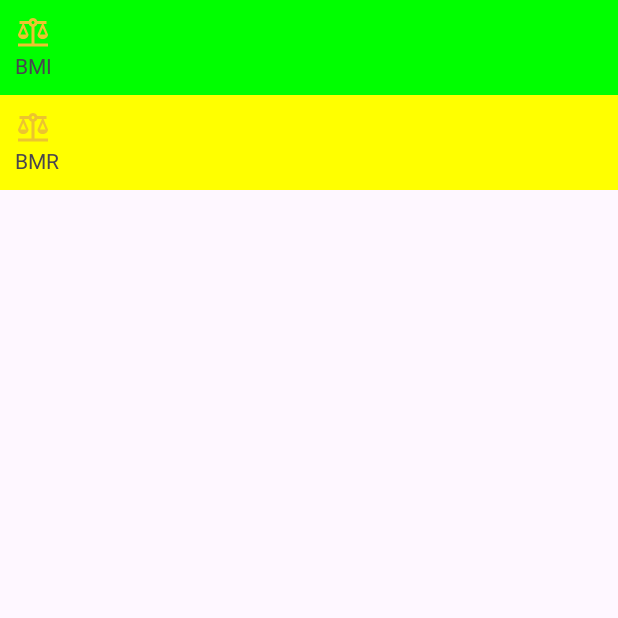
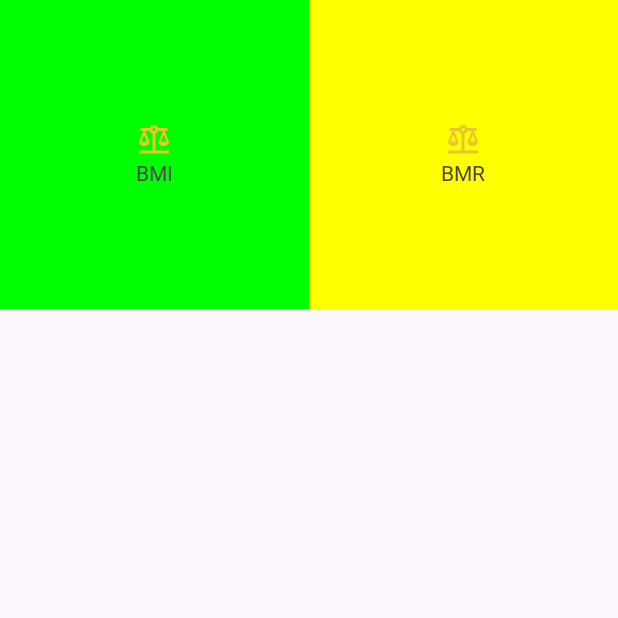
Before and after one commit to RaulReisS/Fitness-Tracker, an Android app: the screen it shows after launch (MainActivity), on a phone screen of 412 x 824 dp, the top half of it. Run offline under Robolectric (Android 15) with nearby library versions, the phone set to English and light mode, and no system bars.

Commit message:
Adicionado novos recursos de imagem para funcionalidades e design do aplicativo

```diff
--- a/app/src/main/java/br/com/raulreis/fitnesstracker/MainActivity.kt
+++ b/app/src/main/java/br/com/raulreis/fitnesstracker/MainActivity.kt
@@ -10,6 +10,7 @@ import android.widget.Button
 import android.widget.ImageView
 import android.widget.LinearLayout
 import android.widget.TextView
+import androidx.recyclerview.widget.GridLayoutManager
 import androidx.recyclerview.widget.LinearLayoutManager
 import androidx.recyclerview.widget.RecyclerView
 
@@ -43,7 +44,7 @@ class MainActivity : AppCompatActivity() {
         rvMain = findViewById(R.id.rvMainButtons)
         rvMain.adapter = adapter
 
-        rvMain.layoutManager = LinearLayoutManager(this)
+        rvMain.layoutManager = GridLayoutManager(this, 2)
 
         // Calsse para administrar a recyclerview e suas celulas (e os seus layouts de itens)
         // Adapter ->
@@ -76,7 +77,7 @@ class MainActivity : AppCompatActivity() {
         fun bind(item: MainItem) {
             val img: ImageView = itemView.findViewById(R.id.imgItemIcon)
             val name: TextView = itemView.findViewById(R.id.txtItemName)
-            val container : LinearLayout = itemView as LinearLayout
+            val container : LinearLayout = itemView.findViewById(R.id.containerItemBmi)
 
             img.setImageResource(item.drawableID)
             name.setText(item.textStringId)
--- /dev/null
+++ b/app/src/main/res/drawable/baseline_fitness_center_24.xml
@@ -0,0 +1,5 @@
+<vector android:height="24dp" android:tint="#18D925"
+    android:viewportHeight="24" android:viewportWidth="24"
+    android:width="24dp" xmlns:android="http://schemas.android.com/apk/res/android">
+    <path android:fillColor="@android:color/white" android:pathData="M20.57,14.86L22,13.43 20.57,12 17,15.57 8.43,7 12,3.43 10.57,2 9.14,3.43 7.71,2 5.57,4.14 4.14,2.71 2.71,4.14l1.43,1.43L2,7.71l1.43,1.43L2,10.57 3.43,12 7,8.43 15.57,17 12,20.57 13.43,22l1.43,-1.43L16.29,22l2.14,-2.14 1.43,1.43 1.43,-1.43 -1.43,-1.43L22,16.29z"/>
+</vector>
--- /dev/null
+++ b/app/src/main/res/drawable/baseline_monitor_heart_24.xml
@@ -0,0 +1,6 @@
+<vector android:height="24dp" android:tint="#B13921"
+    android:viewportHeight="24" android:viewportWidth="24"
+    android:width="24dp" xmlns:android="http://schemas.android.com/apk/res/android">
+    <path android:fillColor="@android:color/white" android:pathData="M15.11,12.45L14,10.24l-3.11,6.21C10.73,16.79 10.38,17 10,17s-0.73,-0.21 -0.89,-0.55L7.38,13H2v5c0,1.1 0.9,2 2,2h16c1.1,0 2,-0.9 2,-2v-5h-6C15.62,13 15.27,12.79 15.11,12.45z"/>
+    <path android:fillColor="@android:color/white" android:pathData="M20,4H4C2.9,4 2,4.9 2,6v5h6c0.38,0 0.73,0.21 0.89,0.55L10,13.76l3.11,-6.21c0.34,-0.68 1.45,-0.68 1.79,0L16.62,11H22V6C22,4.9 21.1,4 20,4z"/>
+</vector>
--- a/app/src/main/res/layout/main_item.xml
+++ b/app/src/main/res/layout/main_item.xml
@@ -1,10 +1,18 @@
 <?xml version="1.0" encoding="utf-8"?>
-<LinearLayout xmlns:android="http://schemas.android.com/apk/res/android"
+
+<androidx.constraintlayout.widget.ConstraintLayout xmlns:android="http://schemas.android.com/apk/res/android"
     xmlns:app="http://schemas.android.com/apk/res-auto"
     xmlns:tools="http://schemas.android.com/tools"
+    android:layout_width="match_parent"
+    android:layout_height="wrap_content">
+
+    <LinearLayout
+        app:layout_constraintTop_toTopOf="parent"
+        app:layout_constraintDimensionRatio="1:1"
+        android:gravity="center"
         android:id="@+id/containerItemBmi"
         android:layout_width="match_parent"
-    android:layout_height="wrap_content"
+        android:layout_height="0dp"
         android:background="@color/colorLightFray"
         android:orientation="vertical"
         android:padding="10dp">
@@ -21,3 +29,4 @@
             android:layout_height="wrap_content"
             android:text="@string/label_bmi" />
     </LinearLayout>
+</androidx.constraintlayout.widget.ConstraintLayout>
```
Lines whose indentation alone changed are shown as unchanged.
